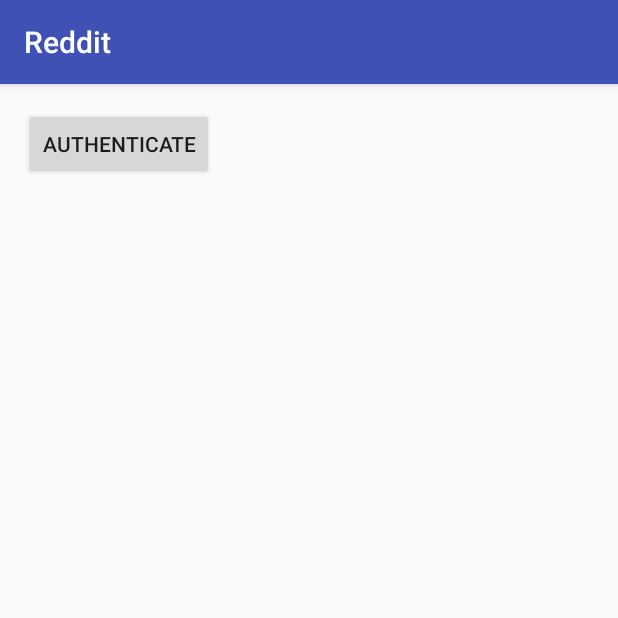
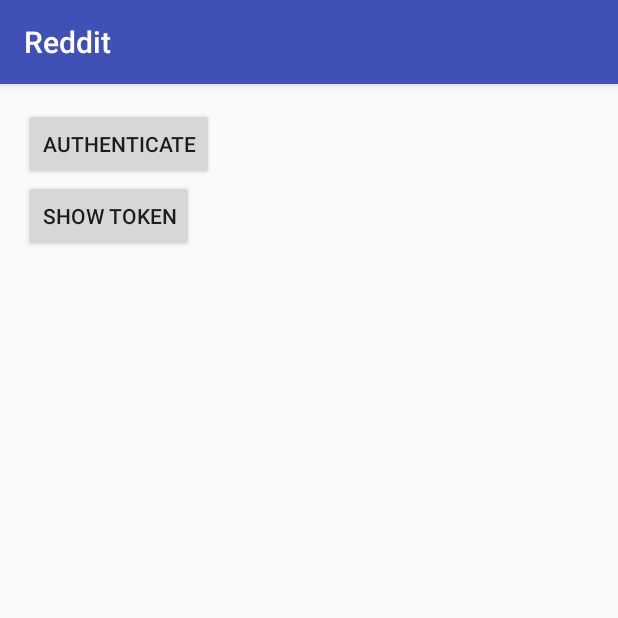
Before and after one commit to heb-dtc/reddit, an Android app: the screen it shows after launch (HomeActivity), after a tap on "AUTHENTICATE", on a phone screen of 412 x 824 dp, the top half of it. Run offline under Robolectric (Android 15) with nearby library versions, the phone set to English and light mode, and no system bars; 2 statements that could not run were skipped.

Commit message:
Save token to SharedPref
Add button to display current token
Save token on success

```diff
--- a/app/src/main/java/com/heb/reddit/HomeActivity.java
+++ b/app/src/main/java/com/heb/reddit/HomeActivity.java
@@ -4,13 +4,15 @@ import android.support.v7.app.AppCompatActivity;
 import android.os.Bundle;
 import android.view.View;
 import android.widget.Button;
+import android.widget.Toast;
 
-import com.heb.reddit.network.AuthenticationService;
 import com.heb.reddit.network.AuthenticationServiceClient;
+import com.heb.reddit.network.TokenSafe;
 
 public class HomeActivity extends AppCompatActivity {
 
     private Button authenticateButton;
+    private Button showTokenButton;
     private AuthenticationServiceClient serviceClient;
 
     @Override
@@ -19,13 +21,24 @@ public class HomeActivity extends AppCompatActivity {
         setContentView(R.layout.activity_home);
 
         authenticateButton = (Button) findViewById(R.id.authenticate_button);
+        showTokenButton = (Button) findViewById(R.id.show_token_button);
 
-        serviceClient = new AuthenticationServiceClient();
+        final TokenSafe tokenSafe = TokenSafe.newInstance(getApplicationContext());
+        serviceClient = new AuthenticationServiceClient(tokenSafe);
         authenticateButton.setOnClickListener(new View.OnClickListener() {
             @Override
             public void onClick(View v) {
                 serviceClient.authenticate();
             }
         });
+
+        showTokenButton.setOnClickListener(new View.OnClickListener() {
+            @Override
+            public void onClick(View v) {
+                String token = tokenSafe.retrieveToken();
+
+                Toast.makeText(getApplicationContext(), "Current token is: " + token, Toast.LENGTH_LONG).show();
+            }
+        });
     }
 }
--- a/app/src/main/java/com/heb/reddit/network/AuthenticationServiceClient.java
+++ b/app/src/main/java/com/heb/reddit/network/AuthenticationServiceClient.java
@@ -9,8 +9,10 @@ import retrofit.client.Response;
 public class AuthenticationServiceClient implements Callback<TokenResponse> {
     private static final String TAG = AuthenticationServiceClient.class.getCanonicalName();
     private final AuthenticationService service;
+    private final TokenSafe tokenSafe;
 
-    public AuthenticationServiceClient() {
+    public AuthenticationServiceClient(TokenSafe tokenSafe) {
+        this.tokenSafe = tokenSafe;
         this.service = AuthenticationService.newInstance(this);
     }
 
@@ -21,12 +23,13 @@ public class AuthenticationServiceClient implements Callback<TokenResponse> {
     @Override
     public void success(TokenResponse tokenResponse, Response response) {
         if (tokenResponse != null) {
-            Log.d(TAG, "success: " + tokenResponse.accessToken);
+            Log.d(TAG, "Token retrieval success: " + tokenResponse.accessToken);
+            tokenSafe.saveToken(tokenResponse.accessToken);
         }
     }
 
     @Override
     public void failure(RetrofitError error) {
-        Log.d(TAG, "failed: " + error.getMessage());
+        Log.d(TAG, "Token retrieval failure: " + error.getMessage());
     }
 }
--- /dev/null
+++ b/app/src/main/java/com/heb/reddit/network/TokenSafe.java
@@ -0,0 +1,30 @@
+package com.heb.reddit.network;
+
+import android.content.Context;
+import android.content.SharedPreferences;
+
+public class TokenSafe {
+    private static final String SP_FILE_NAME = "reddit-preferences";
+    private static final String TOKEN = "TOKEN";
+    private static final String EMPTY_TOKEN = "";
+    private final SharedPreferences sharedPreferences;
+
+    public static TokenSafe newInstance(Context context) {
+        SharedPreferences sharedPreferences = context.getSharedPreferences(SP_FILE_NAME, Context.MODE_PRIVATE);
+        return new TokenSafe(sharedPreferences);
+    }
+
+    public TokenSafe(SharedPreferences sharedPreferences) {
+        this.sharedPreferences = sharedPreferences;
+    }
+
+    public void saveToken(String token) {
+        sharedPreferences.edit()
+                .putString(TOKEN, token)
+                .commit();
+    }
+
+    public String retrieveToken() {
+        return sharedPreferences.getString(TOKEN, EMPTY_TOKEN);
+    }
+}
--- a/app/src/main/res/layout/activity_home.xml
+++ b/app/src/main/res/layout/activity_home.xml
@@ -15,4 +15,11 @@
         android:layout_height="wrap_content"
         android:text="Authenticate" />
 
+    <Button
+        android:id="@+id/show_token_button"
+        android:layout_width="wrap_content"
+        android:layout_height="wrap_content"
+        android:layout_below="@id/authenticate_button"
+        android:text="Show token" />
+
 </RelativeLayout>
```
